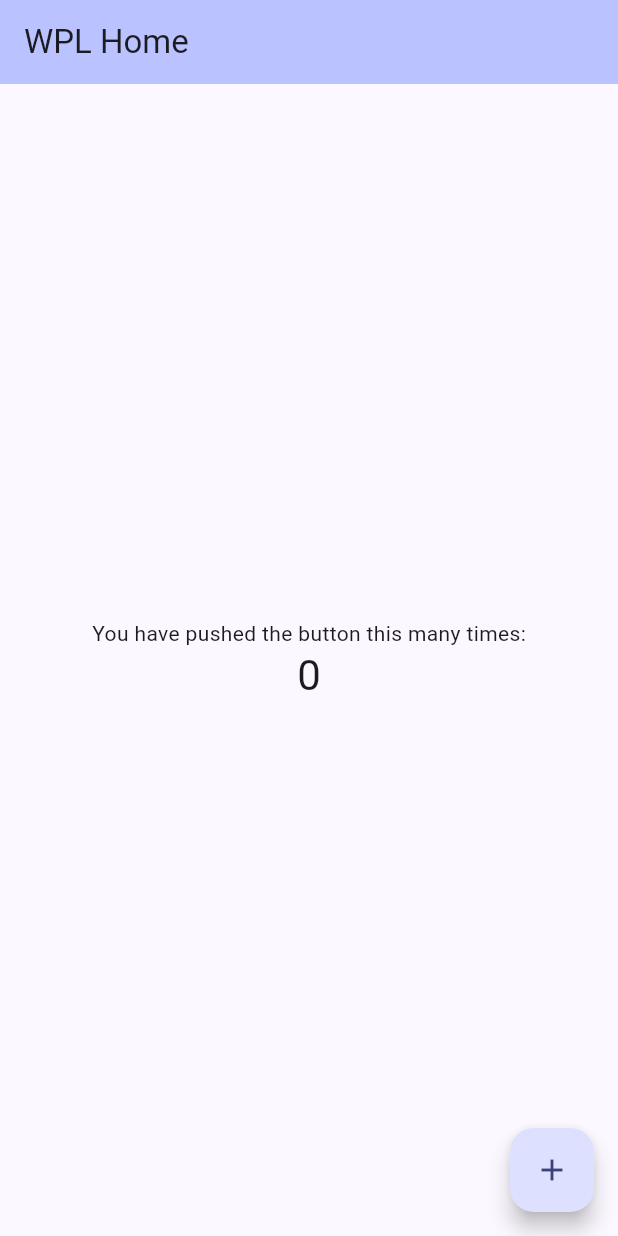
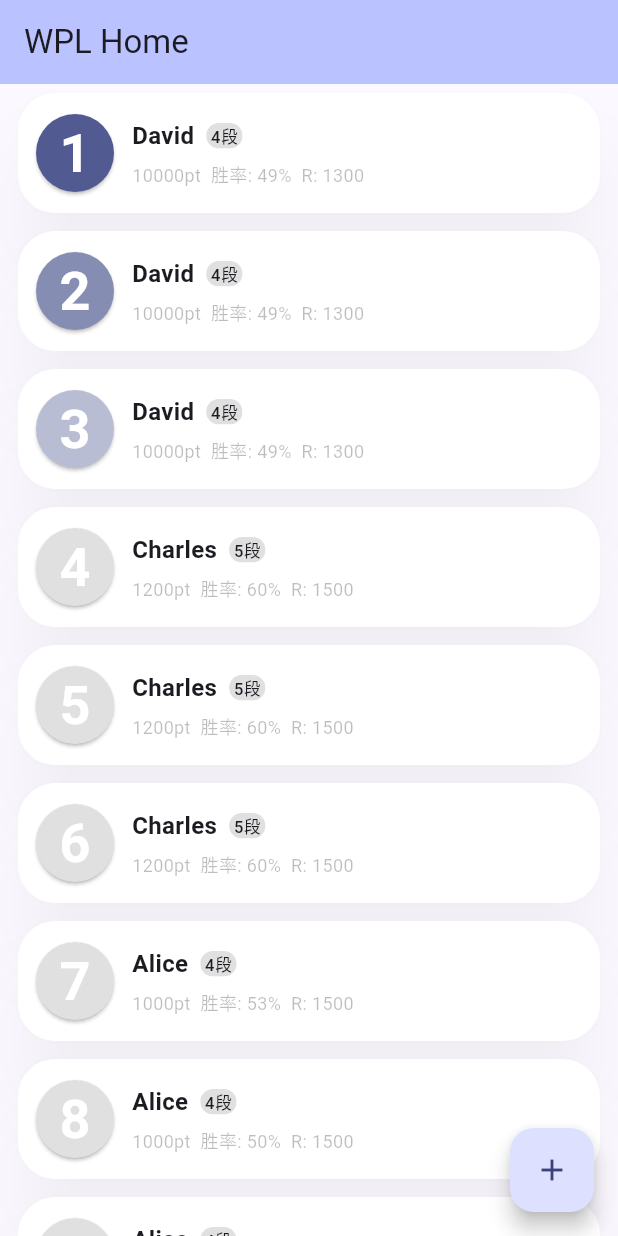
Before and after one commit to Tuyixiang/WDK-Pro-League, a Flutter app: the screen it shows after launch, on a phone screen of 412 x 824 dp. Run offline on Flutter 3.47's test engine with Material 2 defaults, Android fonts, the phone set to English and light mode, and no system bars; our stand-ins replace styled_widget.

Commit message:
Add leader board as homepage, with placeholder sample data

```diff
--- /dev/null
+++ b/wdk_pro_league/lib/elements/rank.dart
@@ -0,0 +1,14 @@
+import 'package:flutter/material.dart';
+import 'package:styled_widget/styled_widget.dart';
+
+Widget buildRankText(BuildContext context, int rank) {
+  final theme = Theme.of(context);
+  return Text(
+    '$rank段',
+    style: theme.textTheme.labelSmall,
+  )
+      .padding(horizontal: 3)
+      .limitedBox()
+      .backgroundColor(Colors.grey.shade300)
+      .clipRRect(all: 10);
+}
--- /dev/null
+++ b/wdk_pro_league/lib/leaderBoard.dart
@@ -0,0 +1,210 @@
+import 'package:flutter/material.dart';
+import 'package:collection/collection.dart';
+import 'package:json_annotation/json_annotation.dart';
+import 'package:styled_widget/styled_widget.dart';
+import 'package:wdk_pro_league/elements/rank.dart';
+// import 'elements/rank.dart';
+
+part 'leaderBoard.g.dart';
+
+/// Public info for players
+@JsonSerializable()
+class LeaderBoardPlayerInfo {
+  /// Player name (unique)
+  final String name;
+
+  /// Player total pt
+  final int pt;
+
+  /// Player R points
+  final double r;
+
+  /// Player rank (1-10)
+  final int rank;
+
+  /// Number of games played
+  final int gameCount;
+
+  /// Number of games won
+  final int winCount;
+
+  LeaderBoardPlayerInfo(
+      this.name, this.pt, this.r, this.rank, this.gameCount, this.winCount);
+
+  factory LeaderBoardPlayerInfo.fromJson(Map<String, dynamic> json) =>
+      _$LeaderBoardPlayerInfoFromJson(json);
+
+  Map<String, dynamic> toJson() => _$LeaderBoardPlayerInfoToJson(this);
+}
+
+/// Data for the leader board
+@JsonSerializable()
+class LeaderBoardData {
+  /// Player data
+  final List<LeaderBoardPlayerInfo> playerInfoList;
+
+  /// Time of last update
+  final DateTime updateTime;
+
+  LeaderBoardData(this.playerInfoList, this.updateTime);
+
+  factory LeaderBoardData.fromJson(Map<String, dynamic> json) =>
+      _$LeaderBoardDataFromJson(json);
+
+  Map<String, dynamic> toJson() => _$LeaderBoardDataToJson(this);
+}
+
+final sampleData = LeaderBoardData([
+  LeaderBoardPlayerInfo("Alice", 1000, 1500, 4, 97, 51),
+  LeaderBoardPlayerInfo("Bob", 800, 1500, 3, 100, 40),
+  LeaderBoardPlayerInfo("Charles", 1200, 1500, 5, 100, 60),
+  LeaderBoardPlayerInfo("David", 10000, 1300, 4, 100, 49),
+  LeaderBoardPlayerInfo("Alice", 1000, 1500, 4, 100, 50),
+  LeaderBoardPlayerInfo("Bob", 800, 1500, 3, 100, 40),
+  LeaderBoardPlayerInfo("Charles", 1200, 1500, 5, 100, 60),
+  LeaderBoardPlayerInfo("David", 10000, 1300, 4, 100, 49),
+  LeaderBoardPlayerInfo("Alice", 1000, 1500, 4, 100, 50),
+  LeaderBoardPlayerInfo("Bob", 800, 1500, 3, 100, 40),
+  LeaderBoardPlayerInfo("Charles", 1200, 1500, 5, 100, 60),
+  LeaderBoardPlayerInfo("David", 10000, 1300, 4, 100, 49),
+], DateTime.now());
+
+/// Leader Board Page
+///
+/// All data should be ready
+class LeaderBoardPage extends StatelessWidget {
+  const LeaderBoardPage({super.key, this.data});
+
+  final LeaderBoardData? data;
+
+  @override
+  Widget build(BuildContext context) {
+    // highest ranking players first
+    var displayData = data ?? sampleData;
+    displayData.playerInfoList.sort(
+      (a, b) => b.pt.compareTo(a.pt),
+    );
+    return Column(
+      mainAxisAlignment: MainAxisAlignment.start,
+      crossAxisAlignment: CrossAxisAlignment.center,
+      children: displayData.playerInfoList
+          .mapIndexed(
+            (index, info) => PlayerCard(index: index, info: info),
+          )
+          .toList(),
+    ).scrollable();
+  }
+}
+
+/// Card displaying each player
+class PlayerCard extends StatefulWidget {
+  /// Index in list (first place is 0)
+  final int index;
+  final LeaderBoardPlayerInfo info;
+
+  const PlayerCard({super.key, required this.index, required this.info});
+
+  @override
+  _PlayerCardState createState() => _PlayerCardState();
+}
+
+class _PlayerCardState extends State<PlayerCard> {
+  bool pressed = false;
+
+  Color colorFromIndex(i) {
+    final themeColor = Theme.of(context).primaryColor;
+    if (i == 0) {
+      return themeColor;
+    } else if (i == 1) {
+      return Color.alphaBlend(Colors.white30, themeColor);
+    } else if (i == 2) {
+      return Color.alphaBlend(Colors.white60, themeColor);
+    } else {
+      return Colors.grey.shade300;
+    }
+  }
+
+  @override
+  Widget build(BuildContext context) {
+    cardItem({required Widget child}) => Styled.widget(child: child)
+        .alignment(Alignment.center)
+        .borderRadius(all: 15)
+        .ripple()
+        .backgroundColor(Colors.white, animate: true)
+        .clipRRect(all: 25) // clip ripple
+        .borderRadius(all: 25, animate: true)
+        .elevation(
+          pressed ? 0 : 20,
+          borderRadius: BorderRadius.circular(25),
+          shadowColor: Color(0x30000000),
+        ) // shadow borderRadius
+        .constrained(height: 80)
+        .padding(horizontal: 12, vertical: 6) // margin
+        .gestures(
+          onTapChange: (tapStatus) => setState(() => pressed = tapStatus),
+          onTapDown: (details) => print('tapDown'),
+          onTap: () => print('onTap'),
+        )
+        .scale(all: pressed ? 0.97 : 1.0, animate: true)
+        .animate(Duration(milliseconds: 150), Curves.easeOut);
+
+    final Widget index = Styled.widget(
+      child: Text(
+        (widget.index + 1).toString(),
+        style: const TextStyle(
+          color: Colors.white,
+          fontWeight: FontWeight.bold,
+          fontSize: 36,
+        ),
+      ),
+    )
+        .center()
+        .card(shape: const CircleBorder(), color: colorFromIndex(widget.index))
+        .width(60)
+        .padding(horizontal: 8);
+
+    final Widget name = Row(children: [
+      Text(
+        widget.info.name,
+        style: const TextStyle(
+          fontWeight: FontWeight.bold,
+          fontSize: 16,
+        ),
+      ).padding(right: 8),
+      buildRankText(context, widget.info.rank),
+    ]).padding(bottom: 5);
+
+    final String winRateText;
+    if (widget.info.gameCount == 0) {
+      winRateText = '暂无数据';
+    } else {
+      winRateText =
+          '${(widget.info.winCount / widget.info.gameCount * 100).round()}%';
+    }
+    final Widget description = Text(
+      '${widget.info.pt}pt'
+      '  '
+      '胜率: $winRateText'
+      '  '
+      'R: ${widget.info.r.round()}',
+      style: const TextStyle(
+        color: Colors.black26,
+        fontWeight: FontWeight.normal,
+        fontSize: 12,
+      ),
+    );
+
+    return cardItem(
+      child: <Widget>[
+        index,
+        <Widget>[
+          name,
+          description,
+        ].toColumn(
+          mainAxisAlignment: MainAxisAlignment.center,
+          crossAxisAlignment: CrossAxisAlignment.start,
+        ),
+      ].toRow(),
+    );
+  }
+}
--- a/wdk_pro_league/lib/main.dart
+++ b/wdk_pro_league/lib/main.dart
@@ -1,4 +1,6 @@
 import 'package:flutter/material.dart';
+import 'package:styled_widget/styled_widget.dart';
+import 'leaderBoard.dart';
 
 void main() {
   runApp(const MyApp());
@@ -55,25 +57,15 @@ class _MyHomePageState extends State<MyHomePage> {
         backgroundColor: Theme.of(context).colorScheme.inversePrimary,
         title: Text(widget.title),
       ),
-      body: Center(
-        // Center is a layout widget. It takes a single child and positions it
-        // in the middle of the parent.
-        child: Column(
-          // TRY THIS: Invoke "debug painting" (choose the "Toggle Debug Paint"
-          // action in the IDE, or press "p" in the console), to see the
-          // wireframe for each widget.
-          mainAxisAlignment: MainAxisAlignment.center,
-          children: <Widget>[
-            const Text(
-              'You have pushed the button this many times:',
-            ),
-            Text(
-              '$_counter',
-              style: Theme.of(context).textTheme.headlineMedium,
-            ),
-          ],
-        ),
-      ),
+      body: Center(child: LayoutBuilder(
+        builder: (context, constraints) {
+          if (constraints.maxWidth * 1.5 < constraints.maxHeight) {
+            return _buildForVerticalScreen(context);
+          } else {
+            return _buildForHorizontalScreen(context);
+          }
+        },
+      )),
       floatingActionButton: FloatingActionButton(
         onPressed: _incrementCounter,
         tooltip: 'Increment',
@@ -81,4 +73,15 @@ class _MyHomePageState extends State<MyHomePage> {
       ), // This trailing comma makes auto-formatting nicer for build methods.
     );
   }
+
+  /// Build UI for mobile phones
+  Widget _buildForVerticalScreen(BuildContext context) {
+    return const LeaderBoardPage();
+  }
+
+  /// Build UI for iPad/PC
+  Widget _buildForHorizontalScreen(BuildContext context) {
+    // todo
+    return _buildForVerticalScreen(context);
+  }
 }
```
Also changed, not shown: wdk_pro_league/lib/leaderBoard.g.dart (added).
